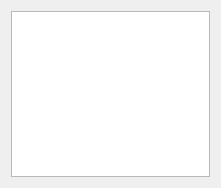
harbour/core, file harbour/contrib/hbide/resources/selectionlist.ui: the form before one commit.
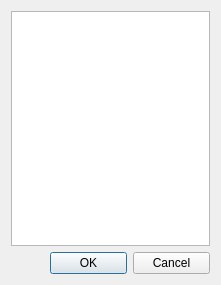
The form after the commit.

Commit message: 2010-01-07 10:34 UTC-0800 Pritpal Bedi (pritpal@vouchcac.com)   * contrib/hbide/idethemes.prg   * contrib/hbide/resources/selectionlist.ui     ! selectionlist.ui updated to have <OK><Cancel> buttons.

The edit to the form file:
```diff
--- a/harbour/contrib/hbide/resources/selectionlist.ui
+++ b/harbour/contrib/hbide/resources/selectionlist.ui
@@ -7,7 +7,7 @@
     <x>0</x>
     <y>0</y>
     <width>221</width>
-    <height>188</height>
+    <height>285</height>
    </rect>
   </property>
   <property name="windowTitle">
@@ -17,7 +17,7 @@
    <item>
     <layout class="QVBoxLayout" name="verticalLayout">
      <item>
-      <layout class="QHBoxLayout" name="horizontalLayout_2">
+      <layout class="QHBoxLayout" name="horizontalLayout">
        <item>
         <widget class="QListView" name="listOptions">
          <property name="editTriggers">
@@ -27,6 +27,49 @@
        </item>
       </layout>
      </item>
+     <item>
+      <layout class="QHBoxLayout" name="horizontalLayout_2">
+       <item>
+        <spacer name="horizontalSpacer">
+         <property name="orientation">
+          <enum>Qt::Horizontal</enum>
+         </property>
+         <property name="sizeHint" stdset="0">
+          <size>
+           <width>40</width>
+           <height>20</height>
+          </size>
+         </property>
+        </spacer>
+       </item>
+       <item>
+        <widget class="QPushButton" name="buttonOk">
+         <property name="maximumSize">
+          <size>
+           <width>77</width>
+           <height>25</height>
+          </size>
+         </property>
+         <property name="text">
+          <string>OK</string>
+         </property>
+        </widget>
+       </item>
+       <item>
+        <widget class="QPushButton" name="buttonCancel">
+         <property name="maximumSize">
+          <size>
+           <width>77</width>
+           <height>25</height>
+          </size>
+         </property>
+         <property name="text">
+          <string>Cancel</string>
+         </property>
+        </widget>
+       </item>
+      </layout>
+     </item>
     </layout>
    </item>
   </layout>
```
The commit also changes 2 other files.
